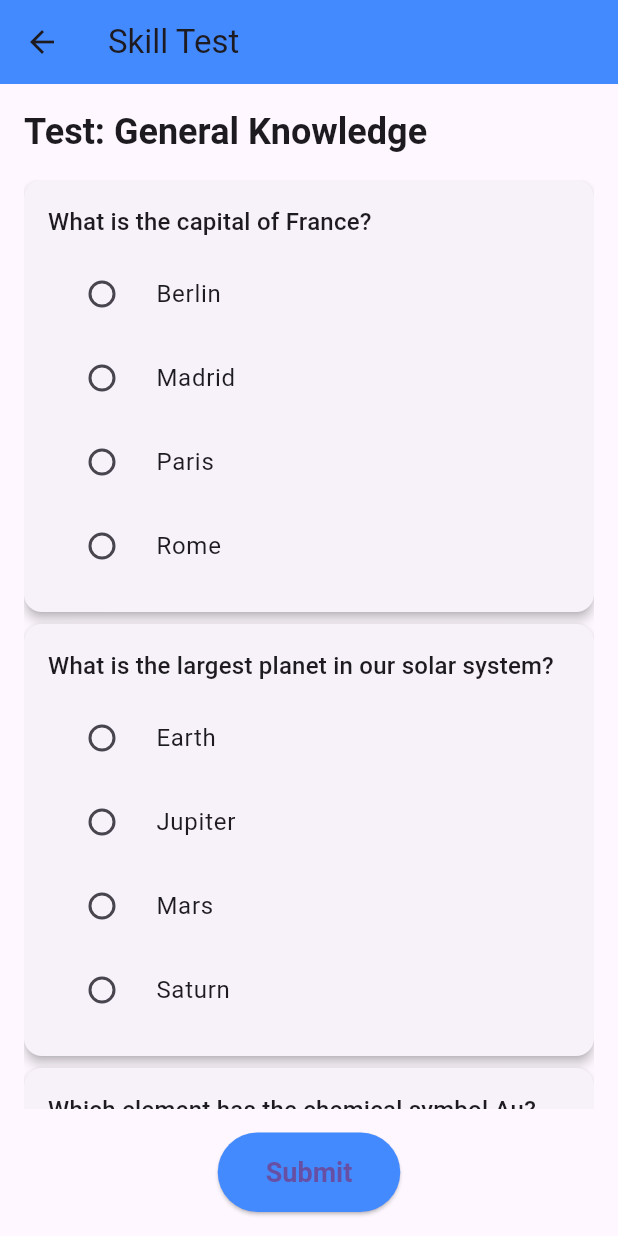
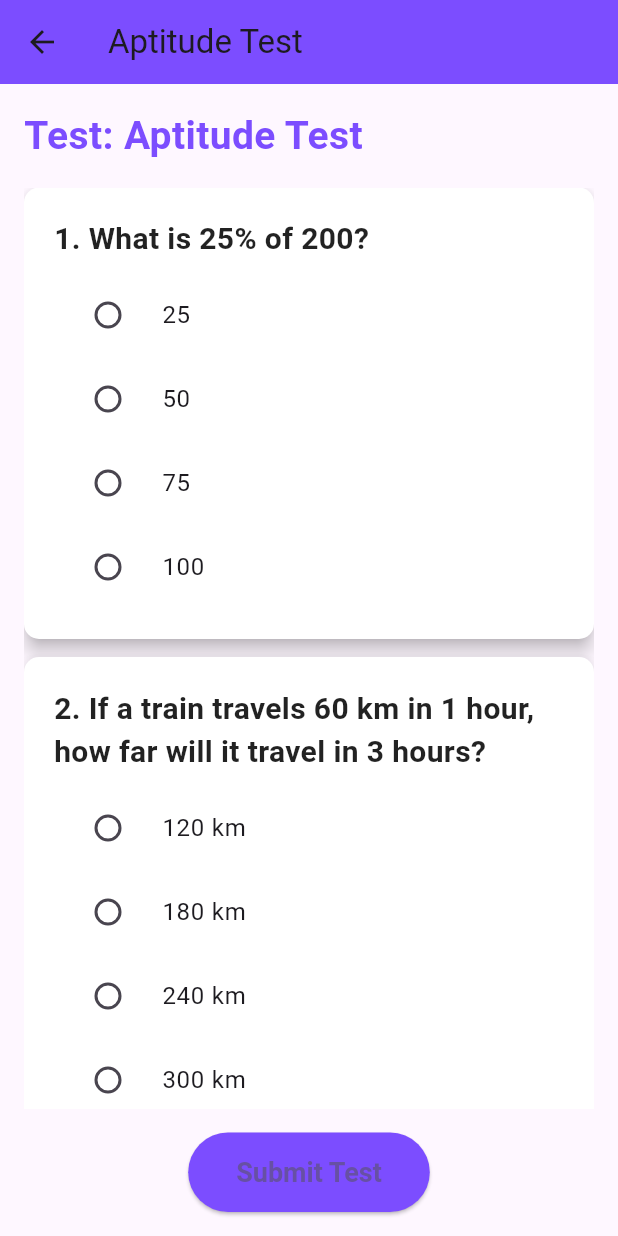
Before and after one commit to karangondaliya/career_bridge, a Flutter app: the SkillTestPage screen opened by its route, on a phone screen of 412 x 824 dp. Run offline on Flutter 3.47's test engine with Material 3 defaults, Android fonts, the phone set to English and light mode, and no system bars; our stand-ins replace file_picker, image_picker, open_file, sqflite; accounts and stored records are empty.

Commit message:
Updated project files with Flutter setup changes up to meesege passing and profile set more update

```diff
--- a/lib/screens/application_form_dialog.dart
+++ b/lib/screens/application_form_dialog.dart
@@ -6,6 +6,12 @@ import '../models/job_application.dart';
 import '../utils/database_helper.dart';
 import 'job_provider/job_applications_page.dart'; // Import your DatabaseHelper
 
+
+enum ResultType {
+  done,
+  error,
+  canceled,
+}
 class ApplicationFormDialog extends StatefulWidget {
   final String jobTitle;
   final String providerEmail;
--- a/lib/screens/home_page.dart
+++ b/lib/screens/home_page.dart
@@ -123,7 +123,7 @@ class _HomePageState extends State<HomePage> {
                 ),
               ),
               _createDrawerItem(icon: Icons.home, text: 'Home', onTap: () {
-                Navigator.pushReplacementNamed(context, '/');
+                Navigator.pushReplacementNamed(context, '', arguments: {'email': widget.userEmail});
               }),
               _createDrawerItem(icon: Icons.work, text: 'Jobs', onTap: () {
                 Navigator.pushNamed(context, '/');
@@ -131,7 +131,7 @@ class _HomePageState extends State<HomePage> {
               _createDrawerItem(icon: Icons.business, text: 'Skill Test', onTap: () {
                 Navigator.pushNamed(context, '/skill_test');
               }),
-              _createDrawerItem(icon: Icons.message, text: 'Message', onTap: () {
+              _createDrawerItem(icon: Icons.message, text: 'Notification', onTap: () {
                 Navigator.pushNamed(context, '/message_view', arguments: widget.userEmail ?? '');
               }),
               _createDrawerItem(icon: Icons.settings, text: 'Settings', onTap: () {
--- a/lib/screens/job_seeker/skill_test_page.dart
+++ b/lib/screens/job_seeker/skill_test_page.dart
@@ -17,58 +17,63 @@ class Question {
     required this.questionText,
     required this.options,
     required this.correctAnswer,
-  }) : assert(options.isNotEmpty, 'Options cannot be empty'); // Ensure options is not empty
+  }) : assert(options.isNotEmpty, 'Options cannot be empty'); // Ensure options are not empty
 }
 
-// Sample skill tests with more questions
+// Sample skill tests with aptitude questions
 final List<SkillTest> skillTests = [
   SkillTest(
-    name: 'General Knowledge',
+    name: 'Aptitude Test',
     questions: [
       Question(
-        questionText: 'What is the capital of France?',
-        options: ['Berlin', 'Madrid', 'Paris', 'Rome'],
-        correctAnswer: 'Paris',
+        questionText: 'What is 25% of 200?',
+        options: ['25', '50', '75', '100'],
+        correctAnswer: '50',
       ),
       Question(
-        questionText: 'What is the largest planet in our solar system?',
-        options: ['Earth', 'Jupiter', 'Mars', 'Saturn'],
-        correctAnswer: 'Jupiter',
+        questionText: 'If a train travels 60 km in 1 hour, how far will it travel in 3 hours?',
+        options: ['120 km', '180 km', '240 km', '300 km'],
+        correctAnswer: '180 km',
       ),
       Question(
-        questionText: 'Which element has the chemical symbol Au?',
-        options: ['Gold', 'Silver', 'Iron', 'Lead'],
-        correctAnswer: 'Gold',
+        questionText: 'If the cost of 5 apples is \$10, what is the cost of 8 apples?',
+        options: ['\$12', '\$14', '\$16', '\$18'],
+        correctAnswer: '\$16',
       ),
       Question(
-        questionText: 'Who wrote "To Kill a Mockingbird"?',
-        options: ['Harper Lee', 'Mark Twain', 'Ernest Hemingway', 'F. Scott Fitzgerald'],
-        correctAnswer: 'Harper Lee',
-      ),
-    ],
-  ),
-  SkillTest(
-    name: 'Programming Fundamentals',
-    questions: [
-      Question(
-        questionText: 'What is the time complexity of binary search?',
-        options: ['O(1)', 'O(n)', 'O(log n)', 'O(n^2)'],
-        correctAnswer: 'O(log n)',
+        questionText: 'Which number is the smallest prime number?',
+        options: ['1', '2', '3', '5'],
+        correctAnswer: '2',
       ),
       Question(
-        questionText: 'Which programming language is known as the "mother of all languages"?',
-        options: ['C', 'Java', 'Python', 'Assembly'],
-        correctAnswer: 'C',
+        questionText: 'Find the missing number: 3, 6, 9, 12, ?',
+        options: ['14', '15', '16', '18'],
+        correctAnswer: '15',
       ),
       Question(
-        questionText: 'What does SQL stand for?',
-        options: ['Structured Query Language', 'Sequential Query Language', 'Simple Query Language', 'Standard Query Language'],
-        correctAnswer: 'Structured Query Language',
+        questionText: 'How many sides does a heptagon have?',
+        options: ['5', '6', '7', '8'],
+        correctAnswer: '7',
       ),
       Question(
-        questionText: 'In object-oriented programming, what is the term for the process of hiding implementation details?',
-        options: ['Abstraction', 'Encapsulation', 'Inheritance', 'Polymorphism'],
-        correctAnswer: 'Encapsulation',
+        questionText: 'The average of 5, 10, and 15 is:',
+        options: ['10', '12', '15', '20'],
+        correctAnswer: '10',
+      ),
+      Question(
+        questionText: 'What is the square root of 81?',
+        options: ['7', '8', '9', '10'],
+        correctAnswer: '9',
+      ),
+      Question(
+        questionText: 'If the perimeter of a square is 40 units, what is the length of one side?',
+        options: ['5', '8', '10', '12'],
+        correctAnswer: '10',
+      ),
+      Question(
+        questionText: 'If a bag contains 3 red, 4 blue, and 5 green balls, what is the probability of picking a blue ball?',
+        options: ['1/4', '1/3', '1/2', '2/3'],
+        correctAnswer: '1/3',
       ),
     ],
   ),
@@ -82,13 +87,14 @@ class SkillTestPage extends StatefulWidget {
 class _SkillTestPageState extends State<SkillTestPage> {
   SkillTest? selectedTest;
   Map<int, String?> answers = {};
+  bool showResults = false;
+  List<int> incorrectQuestions = [];
 
   @override
   void initState() {
     super.initState();
-    // Automatically select the first skill test if available
     if (skillTests.isNotEmpty) {
-      selectedTest = skillTests[0];
+      selectedTest = skillTests[0]; // Automatically select the first skill test
     }
   }
 
@@ -96,22 +102,27 @@ class _SkillTestPageState extends State<SkillTestPage> {
     if (selectedTest == null) return;
 
     int score = 0;
+    incorrectQuestions.clear();
+
     for (int i = 0; i < selectedTest!.questions.length; i++) {
       if (answers[i] == selectedTest!.questions[i].correctAnswer) {
         score++;
+      } else {
+        incorrectQuestions.add(i); // Track incorrect answers
       }
     }
 
-    final feedback = score == selectedTest!.questions.length
-        ? 'Excellent! You got all answers right.'
-        : 'Good effort! You got $score out of ${selectedTest!.questions.length} correct.';
+    setState(() {
+      showResults = true; // Trigger UI update to show results
+    });
 
+    // Show feedback in a dialog
     showDialog(
       context: context,
       builder: (BuildContext context) {
         return AlertDialog(
           title: Text('Test Results'),
-          content: Text('Score: $score\nFeedback: $feedback'),
+          content: Text('Score: $score/${selectedTest!.questions.length}'),
           actions: [
             TextButton(
               onPressed: () {
@@ -125,12 +136,64 @@ class _SkillTestPageState extends State<SkillTestPage> {
     );
   }
 
+  Widget _buildQuestionCard(int index, Question question) {
+    final options = question.options.isNotEmpty ? question.options : ['No options available'];
+    bool isIncorrect = incorrectQuestions.contains(index);
+
+    return Card(
+      margin: const EdgeInsets.only(bottom: 12.0),
+      elevation: 5,
+      shape: RoundedRectangleBorder(borderRadius: BorderRadius.circular(10)),
+      color: isIncorrect ? Colors.red[50] : Colors.white,
+      child: Padding(
+        padding: const EdgeInsets.all(20.0),
+        child: Column(
+          crossAxisAlignment: CrossAxisAlignment.start,
+          children: [
+            Text(
+              '${index + 1}. ${question.questionText}',
+              style: TextStyle(
+                fontSize: 20,
+                fontWeight: FontWeight.bold,
+                color: Colors.black87,
+              ),
+            ),
+            SizedBox(height: 8),
+            ...options.map((option) {
+              return RadioListTile<String>(
+                title: Text(option),
+                value: option,
+                groupValue: answers[index],
+                onChanged: (value) {
+                  setState(() {
+                    answers[index] = value;
+                  });
+                },
+              );
+            }).toList(),
+            if (showResults && isIncorrect) ...[
+              SizedBox(height: 10),
+              Text(
+                'Correct Answer: ${question.correctAnswer}',
+                style: TextStyle(
+                  color: Colors.green,
+                  fontWeight: FontWeight.bold,
+                  fontSize: 16,
+                ),
+              ),
+            ],
+          ],
+        ),
+      ),
+    );
+  }
+
   @override
   Widget build(BuildContext context) {
     return Scaffold(
       appBar: AppBar(
-        title: Text('Skill Test'),
-        backgroundColor: Colors.blueAccent,
+        title: Text('Aptitude Test'),
+        backgroundColor: Colors.deepPurpleAccent,
       ),
       body: Padding(
         padding: const EdgeInsets.all(16.0),
@@ -140,7 +203,11 @@ class _SkillTestPageState extends State<SkillTestPage> {
             if (selectedTest != null) ...[
               Text(
                 'Test: ${selectedTest!.name}',
-                style: Theme.of(context).textTheme.headlineSmall?.copyWith(fontWeight: FontWeight.bold),
+                style: TextStyle(
+                  fontSize: 26,
+                  fontWeight: FontWeight.bold,
+                  color: Colors.deepPurpleAccent,
+                ),
               ),
               const SizedBox(height: 16),
               Expanded(
@@ -148,36 +215,7 @@ class _SkillTestPageState extends State<SkillTestPage> {
                   itemCount: selectedTest!.questions.length,
                   itemBuilder: (context, index) {
                     final question = selectedTest!.questions[index];
-                    final options = question.options.isNotEmpty ? question.options : ['No options available'];
-                    return Card(
-                      margin: const EdgeInsets.only(bottom: 8.0),
-                      elevation: 3,
-                      child: Padding(
-                        padding: const EdgeInsets.all(16.0),
-                        child: Column(
-                          crossAxisAlignment: CrossAxisAlignment.start,
-                          children: [
-                            Text(
-                              question.questionText,
-                              style: Theme.of(context).textTheme.titleMedium,
-                            ),
-                            SizedBox(height: 8),
-                            ...options.map((option) {
-                              return RadioListTile<String>(
-                                title: Text(option),
-                                value: option,
-                                groupValue: answers[index],
-                                onChanged: (value) {
-                                  setState(() {
-                                    answers[index] = value;
-                                  });
-                                },
-                              );
-                            }).toList(),
-                          ],
-                        ),
-                      ),
-                    );
+                    return _buildQuestionCard(index, question);
                   },
                 ),
               ),
@@ -185,12 +223,12 @@ class _SkillTestPageState extends State<SkillTestPage> {
               Center(
                 child: ElevatedButton(
                   style: ElevatedButton.styleFrom(
-                    backgroundColor: Colors.blueAccent,
+                    backgroundColor: Colors.deepPurpleAccent,
                     padding: EdgeInsets.symmetric(horizontal: 32, vertical: 16),
                     textStyle: TextStyle(fontSize: 18, fontWeight: FontWeight.bold),
                   ),
                   onPressed: _submitTest,
-                  child: Text('Submit'),
+                  child: Text('Submit Test'),
                 ),
               ),
             ] else ...[
@@ -206,8 +244,7 @@ class _SkillTestPageState extends State<SkillTestPage> {
 void main() {
   runApp(MaterialApp(
     theme: ThemeData(
-      primarySwatch: Colors.blue,
-      visualDensity: VisualDensity.adaptivePlatformDensity,
+      primarySwatch: Colors.deepPurple,
       textTheme: TextTheme(
         headlineSmall: TextStyle(fontSize: 24, fontWeight: FontWeight.bold),
         titleMedium: TextStyle(fontSize: 18, fontWeight: FontWeight.w600),
```
Also changed, not shown: lib/screens/job_seeker/message_view_page.dart (+51 -0 lines), pubspec.yaml (+6 -6 lines), pubspec.lock, 9 other files.
